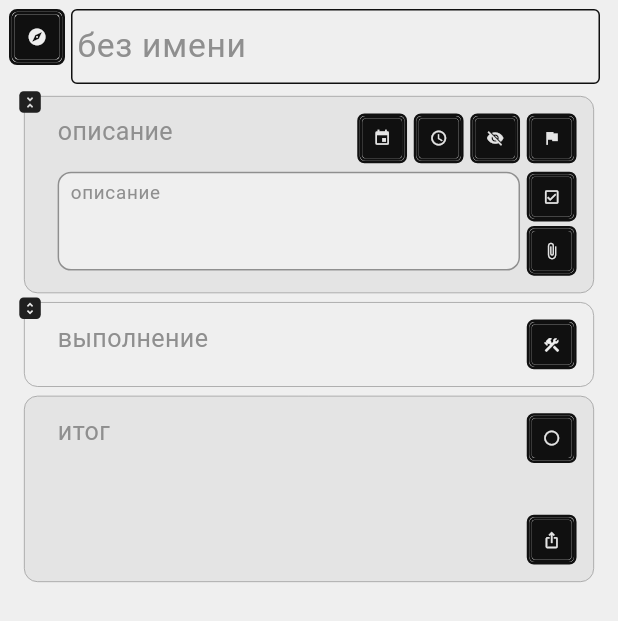
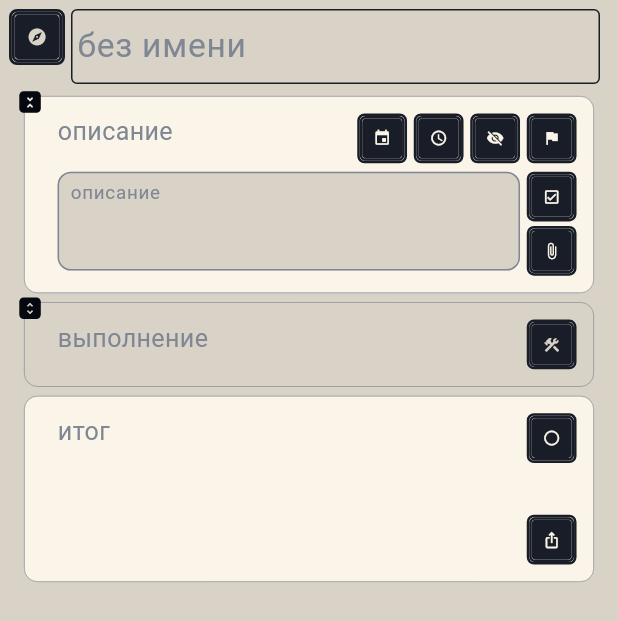
Before and after one commit to xy-le-net/polyrutina, a Flutter app: the screen it shows after launch, after a tap on the "play arrow" icon, after a tap on the "add" icon, on a phone screen of 412 x 824 dp. Shown: the top 621 px of the screen. Run offline on Flutter 3.47's test engine with Material 3 defaults, Android fonts, the phone set to English and light mode, and no system bars; our stand-ins replace device_info_plus, drift, file_picker, flutter_map, geolocator, image_picker and 5 more; missing offline and left inert: record; accounts and stored records are empty; generated files the repository leaves out were written again; statements that could not run were skipped.

Commit message:
color scheme

```diff
--- a/lib/data/theme_store.dart
+++ b/lib/data/theme_store.dart
@@ -249,40 +249,47 @@ class ThemeStore {
   // ─── Const built-ins ───
   //
   // day — light theme. The ladder, from soft to extreme:
-  //   bg #EFEFEF, bgsignal #E4E4E4, mid #8F8F8F,
-  //   fg #101010, fgsignal #202020.
-  // fgsignal is #202020, not pure black: keeps the accent readable
-  // as a plate without the harsh extreme that dominated the old
-  // scheme.
+  //   bg #D9D3C7, bgsignal #FBF5E9, mid #7F8694,
+  //   fg #181D27, fgsignal #060810.
+  // The palette is a cool-to-warm gradient: the dark end (bgsignal,
+  // which in the light theme is the extreme) is bluish, the light
+  // end (fg, fgsignal) is creamy, mid is neutral. Saturation is
+  // kept moderate (ten to twenty percent) so the theme is soft but
+  // visibly colored; hierarchy reads by lightness alone, which
+  // keeps it legible under protanopia, deuteranopia, tritanopia,
+  // and on monochrome screens.
   static const Map<String, Color> _dayColors = {
-    'bg': Color(0xFFEFEFEF),
-    'bgsignal': Color(0xFFE4E4E4),
-    'mid': Color(0xFF8F8F8F),
-    'fg': Color(0xFF101010),
-    'fgsignal': Color(0xFF202020),
+    'bg': Color(0xFFD9D3C7),
+    'bgsignal': Color(0xFFFBF5E9),
+    'mid': Color(0xFF7F8694),
+    'fg': Color(0xFF181D27),
+    'fgsignal': Color(0xFF060810),
   };
 
   // night — exact mirror of day: bg↔fg, bgsignal↔fgsignal.
-  //   bg #101010, bgsignal #202020, mid #8F8F8F,
-  //   fg #EFEFEF, fgsignal #E4E4E4.
+  //   bg #181D27, bgsignal #060810, mid #7F8694,
+  //   fg #D9D3C7, fgsignal #FBF5E9.
+  // The same cool-to-warm gradient, inverted in lightness: the
+  // page is a deep blue, the text is creamy, the signal plate is
+  // near-black, the signal text is near-white.
   static const Map<String, Color> _nightColors = {
-    'bg': Color(0xFF101010),
-    'bgsignal': Color(0xFF202020),
-    'mid': Color(0xFF8F8F8F),
-    'fg': Color(0xFFEFEFEF),
-    'fgsignal': Color(0xFFE4E4E4),
+    'bg': Color(0xFF181D27),
+    'bgsignal': Color(0xFF060810),
+    'mid': Color(0xFF7F8694),
+    'fg': Color(0xFFD9D3C7),
+    'fgsignal': Color(0xFFFBF5E9),
   };
 
   // custom — dark theme with a yellow accent. The ladder from soft
   // to extreme:
-  //   bg #1B2630, bgsignal #2F3D4A, mid #7A868F,
+  //   bg #3F4D5A, bgsignal #071232, mid #7A868F,
   //   fg #B9B3A6, fgsignal #FFCB4F.
-  // Its mirror (invers) yields beige page, dark alternate blocks,
+  // Its mirror (invers) yields beige page, light alternate blocks,
   // dark text, dark-blue accents — a coherent light theme under
   // the same rule.
   static const Map<String, Color> _customColors = {
-    'bg': Color(0xFF1B2630),
-    'bgsignal': Color(0xFF2F3D4A),
+    'bg': Color(0xFF3F4D5A),
+    'bgsignal': Color(0xFF071232),
     'mid': Color(0xFF7A868F),
     'fg': Color(0xFFB9B3A6),
     'fgsignal': Color(0xFFFFCB4F),
--- a/lib/ui/cards/routine_block_view.dart
+++ b/lib/ui/cards/routine_block_view.dart
@@ -310,7 +310,13 @@ class RoutineBlockView extends StatelessWidget {
         dim: dim,
         bg: bg,
         signal: signal,
-        fieldBg: bort.bg,
+        // Running: fg is the inverse of bg (bg of the other palette),
+        // so the input must sit on that same inverse bg — otherwise
+        // the text becomes invisible and only the IME composing
+        // underline shows through. Non-running: the input keeps the
+        // normal bg even when the block itself is dimmed (bgdim),
+        // so the field is not darkened twice.
+        fieldBg: running ? bg : bort.bg,
         side: side,
         blockTitle: title,
         routineTitle: routine.name.isEmpty
```
Also changed, not shown: assets/defaults.json (+12 -12 lines).
